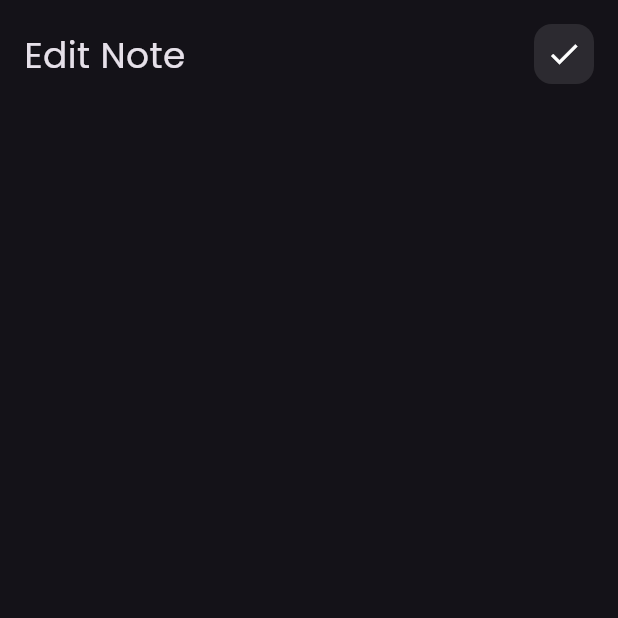
After one commit to mohammadhamza16/note_app, a Flutter app: the screen it shows after launch, after a tap on "Flutter Tips", on a phone screen of 412 x 824 dp, the top half of it. The commit adds this screen. Run offline on Flutter 3.47's test engine with Material 3 defaults, Android fonts, the phone set to English and light mode, and no system bars; missing offline and left inert: font_awesome_icon_class.

Commit message:
add custom app bar to edit note view

```diff
--- a/lib/main.dart
+++ b/lib/main.dart
@@ -1,5 +1,5 @@
 import 'package:flutter/material.dart';
-import 'package:note_app/views/home_view.dart';
+import 'package:note_app/views/notes_view.dart';
 
 void main() {
   runApp(const NotesApp());
@@ -16,7 +16,7 @@ class NotesApp extends StatelessWidget {
         brightness: Brightness.dark,
         fontFamily: 'Poppins',
       ),
-      home: const HomeView(),
+      home: const NotesView(),
     );
   }
 }
--- /dev/null
+++ b/lib/views/edit_notes_view.dart
@@ -0,0 +1,25 @@
+import 'package:flutter/material.dart';
+import 'package:note_app/widgets/custom_app_bar.dart';
+
+class EditNotesView extends StatelessWidget {
+  const EditNotesView({super.key});
+
+  @override
+  Widget build(BuildContext context) {
+    return const SafeArea(
+      child: Scaffold(
+        body: Padding(
+          padding: EdgeInsets.symmetric(vertical: 16.0, horizontal: 16),
+          child: Column(
+            children: [
+              CustomAppBar(
+                title: 'Edit Note',
+                iconData: Icons.check,
+              ),
+            ],
+          ),
+        ),
+      ),
+    );
+  }
+}
--- a/lib/views/home_view.dart
+++ b/lib/views/notes_view.dart
@@ -1,10 +1,10 @@
 import 'package:flutter/material.dart';
-import 'package:note_app/widgets/custom_notes_app_bar.dart';
+import 'package:note_app/widgets/custom_app_bar.dart';
 import 'package:note_app/widgets/note_list_view.dart';
 import 'package:note_app/widgets/show_modal_bottom_sheet.dart';
 
-class HomeView extends StatelessWidget {
-  const HomeView({super.key});
+class NotesView extends StatelessWidget {
+  const NotesView({super.key});
 
   @override
   Widget build(BuildContext context) {
@@ -27,7 +27,10 @@ class HomeView extends StatelessWidget {
           padding: EdgeInsets.symmetric(vertical: 16.0, horizontal: 16),
           child: Column(
             children: [
-              CustomNotesAppBar(),
+              CustomAppBar(
+                title: 'Notes',
+                iconData: Icons.search,
+              ),
               Expanded(
                 child: NoteListView(),
               ),
--- a/lib/widgets/custom_notes_app_bar.dart
+++ b/lib/widgets/custom_app_bar.dart
@@ -1,28 +1,29 @@
 import 'package:flutter/material.dart';
 
-class CustomNotesAppBar extends StatelessWidget {
-  const CustomNotesAppBar({super.key});
-
+class CustomAppBar extends StatelessWidget {
+  const CustomAppBar({super.key, required this.title, required this.iconData});
+  final String title;
+  final IconData iconData;
   @override
   Widget build(BuildContext context) {
     return Row(
       children: [
-        const Text(
-          'Notes',
-          style: TextStyle(fontSize: 24),
+        Text(
+          title,
+          style: const TextStyle(fontSize: 24),
         ),
         const Spacer(),
         Container(
           padding: const EdgeInsets.all(8),
           decoration: BoxDecoration(
-            color: Colors.white.withOpacity(.05),
+            color: Colors.white.withOpacity(.1),
             borderRadius: BorderRadius.circular(
               12,
             ),
           ),
-          child: const Center(
+          child: Center(
             child: Icon(
-              Icons.search,
+              iconData,
               color: Colors.white,
             ),
           ),
--- a/lib/widgets/note_item.dart
+++ b/lib/widgets/note_item.dart
@@ -1,12 +1,18 @@
 import 'package:flutter/material.dart';
 import 'package:font_awesome_icon_class/font_awesome_icon_class.dart';
+import 'package:note_app/views/edit_notes_view.dart';
 
 class NoteItem extends StatelessWidget {
   const NoteItem({super.key});
 
   @override
   Widget build(BuildContext context) {
-    return Container(
+    return GestureDetector(
+      onTap: () {
+        Navigator.of(context).push(
+            MaterialPageRoute(builder: (context) => const EditNotesView()));
+      },
+      child: Container(
         margin: const EdgeInsets.symmetric(vertical: 20),
         padding: const EdgeInsets.symmetric(vertical: 24, horizontal: 8),
         decoration: BoxDecoration(
@@ -52,6 +58,7 @@ class NoteItem extends StatelessWidget {
             )
           ],
         ),
+      ),
     );
   }
 }
```
Lines whose indentation alone changed are shown as unchanged.
